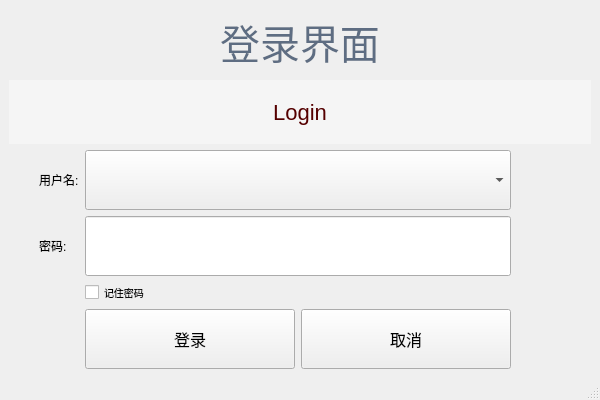
This is login.ui in aiyongye/- as Qt 5 draws it before an edit. The edited form follows.
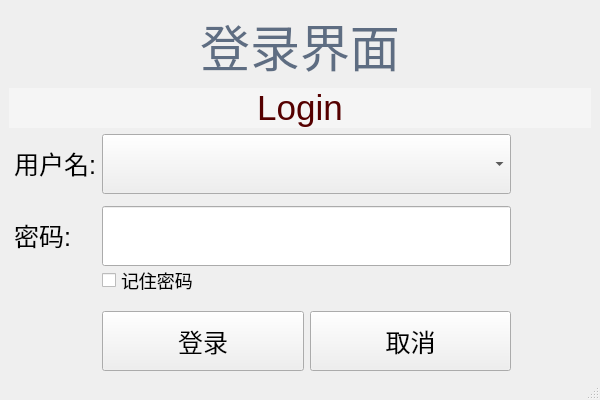
This is the edited form.

Commit message: 界面整改

```diff
--- a/login.ui
+++ b/login.ui
@@ -32,7 +32,7 @@
       <item>
        <widget class="QLabel" name="label_3">
         <property name="styleSheet">
-         <string notr="true">    font-size: 40px;
+         <string notr="true">    font-size: 50px;
     color: #5e6d82;
     line-height: 1.5em;</string>
         </property>
@@ -51,7 +51,7 @@
       <item>
        <widget class="QLabel" name="label_4">
         <property name="styleSheet">
-         <string notr="true">font-size: 22px;
+         <string notr="true">font-size: 35px;
 background-color: #F5F5F5;  /* 修正为 background-color */
 line-height: 1.5em;
 color: rgb(85, 0, 0);  /* 设置文本颜色为白色 */
@@ -72,26 +72,74 @@
       <property name="leftMargin">
        <number>5</number>
       </property>
+      <item row="1" column="2">
+       <spacer name="verticalSpacer">
+        <property name="orientation">
+         <enum>Qt::Vertical</enum>
+        </property>
+        <property name="sizeType">
+         <enum>QSizePolicy::Fixed</enum>
+        </property>
+        <property name="sizeHint" stdset="0">
+         <size>
+          <width>20</width>
+          <height>7</height>
+         </size>
+        </property>
+       </spacer>
+      </item>
+      <item row="2" column="0">
+       <widget class="QLabel" name="label_2">
+        <property name="styleSheet">
+         <string notr="true">font-size: 25px;
+line-height: 1.5em;
+</string>
+        </property>
+        <property name="text">
+         <string>密码:</string>
+        </property>
+       </widget>
+      </item>
+      <item row="3" column="2">
+       <layout class="QHBoxLayout" name="horizontalLayout_4">
+        <item>
+         <widget class="QCheckBox" name="checkBox">
+          <property name="minimumSize">
+           <size>
+            <width>0</width>
+            <height>20</height>
+           </size>
+          </property>
+          <property name="styleSheet">
+           <string notr="true">font-size:18px</string>
+          </property>
+          <property name="text">
+           <string>记住密码</string>
+          </property>
+         </widget>
+        </item>
+       </layout>
+      </item>
+      <item row="0" column="4">
+       <spacer name="horizontalSpacer_2">
+        <property name="orientation">
+         <enum>Qt::Horizontal</enum>
+        </property>
+        <property name="sizeType">
+         <enum>QSizePolicy::Fixed</enum>
+        </property>
+        <property name="sizeHint" stdset="0">
+         <size>
+          <width>80</width>
+          <height>20</height>
+         </size>
+        </property>
+       </spacer>
+      </item>
       <item row="0" column="0">
-       <spacer name="horizontalSpacer">
-        <property name="orientation">
-         <enum>Qt::Horizontal</enum>
-        </property>
-        <property name="sizeType">
-         <enum>QSizePolicy::Fixed</enum>
-        </property>
-        <property name="sizeHint" stdset="0">
-         <size>
-          <width>25</width>
-          <height>20</height>
-         </size>
-        </property>
-       </spacer>
-      </item>
-      <item row="0" column="1">
        <widget class="QLabel" name="label">
         <property name="styleSheet">
-         <string notr="true">font-size: 12px;
+         <string notr="true">font-size: 25px;
 
 line-height: 1.5em;
 </string>
@@ -117,7 +165,7 @@
         </property>
        </layout>
       </item>
-      <item row="0" column="3">
+      <item row="0" column="2">
        <layout class="QVBoxLayout" name="verticalLayout_5">
         <item>
          <widget class="QComboBox" name="userComBox">
@@ -134,7 +182,7 @@
       <item row="0" column="4">
        <layout class="QHBoxLayout" name="horizontalLayout_8"/>
       </item>
-      <item row="3" column="3">
+      <item row="5" column="2">
        <layout class="QHBoxLayout" name="horizontalLayout">
         <item>
          <widget class="QPushButton" name="loginBtn">
@@ -145,7 +193,7 @@
            </size>
           </property>
           <property name="styleSheet">
-           <string notr="true">font-size:16px;</string>
+           <string notr="true">font-size:25px;</string>
           </property>
           <property name="text">
            <string>登录</string>
@@ -164,7 +212,7 @@
            </size>
           </property>
           <property name="styleSheet">
-           <string notr="true">font-size:16px;</string>
+           <string notr="true">font-size:25px;</string>
           </property>
           <property name="text">
            <string>取消</string>
@@ -173,7 +221,7 @@
         </item>
        </layout>
       </item>
-      <item row="1" column="3">
+      <item row="2" column="2">
        <widget class="QLineEdit" name="passLine">
         <property name="minimumSize">
          <size>
@@ -192,50 +240,18 @@
         </property>
        </widget>
       </item>
-      <item row="1" column="1">
-       <widget class="QLabel" name="label_2">
-        <property name="styleSheet">
-         <string notr="true">font-size: 12px;
-line-height: 1.5em;
-</string>
-        </property>
-        <property name="text">
-         <string>密码:</string>
-        </property>
-       </widget>
-      </item>
-      <item row="2" column="3">
-       <layout class="QHBoxLayout" name="horizontalLayout_4">
-        <item>
-         <widget class="QCheckBox" name="checkBox">
-          <property name="minimumSize">
-           <size>
-            <width>0</width>
-            <height>20</height>
-           </size>
-          </property>
-          <property name="styleSheet">
-           <string notr="true">font-size:10px</string>
-          </property>
-          <property name="text">
-           <string>记住密码</string>
-          </property>
-         </widget>
-        </item>
-       </layout>
-      </item>
-      <item row="0" column="5">
-       <spacer name="horizontalSpacer_2">
+      <item row="4" column="2">
+       <spacer name="verticalSpacer_2">
         <property name="orientation">
-         <enum>Qt::Horizontal</enum>
+         <enum>Qt::Vertical</enum>
         </property>
         <property name="sizeType">
          <enum>QSizePolicy::Fixed</enum>
         </property>
         <property name="sizeHint" stdset="0">
          <size>
-          <width>80</width>
-          <height>20</height>
+          <width>20</width>
+          <height>15</height>
          </size>
         </property>
        </spacer>
```
Left out of the diff: 4 changed lines with no effect on the pictures. The commit also changes 7 other files.
